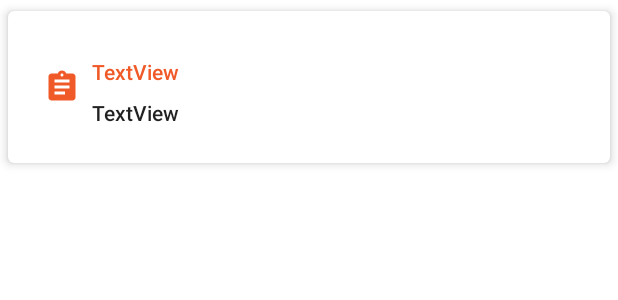
After one commit to Coding-Algorithm/notekeeper, an Android app: the layout item_note_list.xml on its own in the app's theme, with its tools: preview values and no code run, on a phone screen of 412 x 824 dp. The commit adds this screen. Shown: the top 300 px of the screen. Run offline under Robolectric (Android 15) with nearby library versions, the phone set to English and light mode, and no system bars.

Commit message:
new layouts and activity added. MainActivity renamed to NoteActivity

```diff
--- a/app/build.gradle
+++ b/app/build.gradle
@@ -42,6 +42,7 @@ dependencies {
     implementation 'androidx.constraintlayout:constraintlayout:2.1.4'
     implementation 'androidx.navigation:navigation-fragment-ktx:2.5.0'
     implementation 'androidx.navigation:navigation-ui-ktx:2.5.0'
+    implementation 'androidx.legacy:legacy-support-v4:1.0.0'
     testImplementation 'junit:junit:4.13.2'
 
     testImplementation 'org.junit.jupiter:junit-jupiter-api:5.8.2'
--- a/app/src/main/AndroidManifest.xml
+++ b/app/src/main/AndroidManifest.xml
@@ -21,7 +21,7 @@
             </intent-filter>
         </activity>
         <activity
-            android:name=".MainActivity"
+            android:name=".NoteActivity"
             android:exported="true">
             <intent-filter>
                 <action android:name="android.intent.action.MAIN" />
--- a/app/src/main/java/com/example/demo/MainActivity.kt
+++ b/app/src/main/java/com/example/demo/NoteActivity.kt
@@ -10,7 +10,7 @@ import android.widget.Spinner
 import android.widget.TextView
 import com.google.android.material.snackbar.Snackbar
 
-class MainActivity : AppCompatActivity() {
+class NoteActivity : AppCompatActivity() {
     private val tag = "MainActivity"
     private var notePosition = POSITION_NOT_SET
 
--- /dev/null
+++ b/app/src/main/res/drawable/ic_baseline_assignment_24.xml
@@ -0,0 +1,5 @@
+<vector android:height="24dp" android:tint="#FFFFFF"
+    android:viewportHeight="24" android:viewportWidth="24"
+    android:width="24dp" xmlns:android="http://schemas.android.com/apk/res/android">
+    <path android:fillColor="@android:color/white" android:pathData="M19,3h-4.18C14.4,1.84 13.3,1 12,1c-1.3,0 -2.4,0.84 -2.82,2L5,3c-1.1,0 -2,0.9 -2,2v14c0,1.1 0.9,2 2,2h14c1.1,0 2,-0.9 2,-2L21,5c0,-1.1 -0.9,-2 -2,-2zM12,3c0.55,0 1,0.45 1,1s-0.45,1 -1,1 -1,-0.45 -1,-1 0.45,-1 1,-1zM14,17L7,17v-2h7v2zM17,13L7,13v-2h10v2zM17,9L7,9L7,7h10v2z"/>
+</vector>
--- /dev/null
+++ b/app/src/main/res/layout/item_note_list.xml
@@ -0,0 +1,68 @@
+<?xml version="1.0" encoding="utf-8"?>
+<FrameLayout xmlns:android="http://schemas.android.com/apk/res/android"
+    xmlns:app="http://schemas.android.com/apk/res-auto"
+    xmlns:tools="http://schemas.android.com/tools"
+    android:layout_width="match_parent"
+    android:layout_height="wrap_content"
+    android:translationY="0dp">
+
+    <androidx.cardview.widget.CardView
+        android:layout_width="match_parent"
+        android:layout_height="wrap_content"
+        android:translationY="0dp"
+        app:cardCornerRadius="4dp"
+        app:cardElevation="4dp"
+        app:cardUseCompatPadding="true"
+        app:contentPadding="16dp">
+
+        <androidx.constraintlayout.widget.ConstraintLayout
+            android:layout_width="match_parent"
+            android:layout_height="wrap_content">
+
+            <ImageView
+                android:id="@+id/imageView"
+                android:layout_width="wrap_content"
+                android:layout_height="wrap_content"
+                android:layout_marginStart="8dp"
+                android:layout_marginTop="8dp"
+                android:layout_marginBottom="8dp"
+                android:tint="#F05A28"
+                app:layout_constraintBottom_toBottomOf="parent"
+                app:layout_constraintStart_toStartOf="parent"
+                app:layout_constraintTop_toTopOf="parent"
+                app:srcCompat="@drawable/ic_baseline_assignment_24" />
+
+            <TextView
+                android:id="@+id/textCourse"
+                android:layout_width="0dp"
+                android:layout_height="wrap_content"
+                android:layout_marginStart="8dp"
+                android:layout_marginTop="8dp"
+                android:layout_marginEnd="8dp"
+                android:layout_marginBottom="8dp"
+                android:text="TextView"
+                android:textAppearance="@style/TextAppearance.AppCompat.Body2"
+                android:textColor="#F05A28"
+                app:layout_constraintBottom_toBottomOf="parent"
+                app:layout_constraintEnd_toEndOf="parent"
+                app:layout_constraintStart_toEndOf="@+id/imageView"
+                app:layout_constraintTop_toTopOf="parent"
+                app:layout_constraintVertical_bias="0.2" />
+
+            <TextView
+                android:id="@+id/textView2"
+                android:layout_width="0dp"
+                android:layout_height="wrap_content"
+                android:layout_marginStart="8dp"
+                android:layout_marginTop="8dp"
+                android:layout_marginEnd="8dp"
+                android:layout_marginBottom="8dp"
+                android:text="TextView"
+                android:textAppearance="@style/TextAppearance.AppCompat.Body2"
+                app:layout_constraintBottom_toBottomOf="parent"
+                app:layout_constraintEnd_toEndOf="parent"
+                app:layout_constraintStart_toEndOf="@+id/imageView"
+                app:layout_constraintTop_toBottomOf="@+id/textCourse" />
+        </androidx.constraintlayout.widget.ConstraintLayout>
+    </androidx.cardview.widget.CardView>
+</FrameLayout>
```
Also changed, not shown: app/src/main/java/com/example/demo/FirstFragment.kt (deleted, +0 -44 lines), app/src/main/java/com/example/demo/NoteListActivity.kt (+11 -11 lines), app/src/main/java/com/example/demo/NoteRecyclerAdapter.kt (added, +30 -0 lines), app/src/main/java/com/example/demo/SecondFragment.kt (deleted, +0 -44 lines), app/src/main/res/layout/activity_note_list.xml (+11 -19 lines), app/src/main/res/layout/content_note_list.xml (+7 -4 lines), 1 other file.
